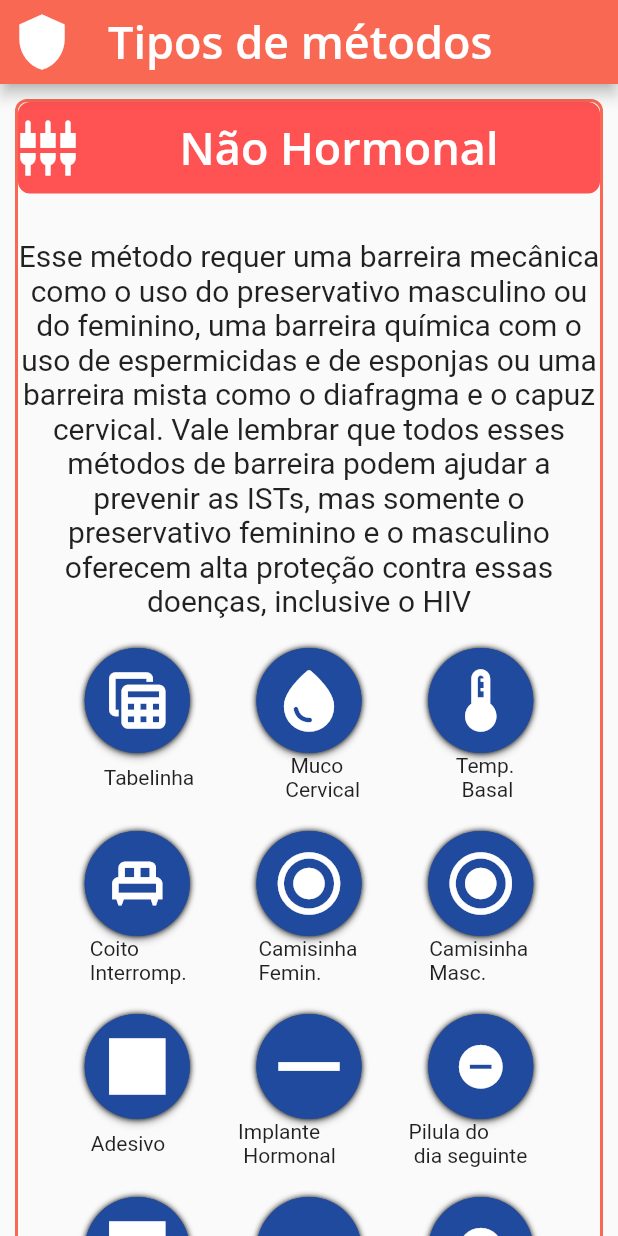
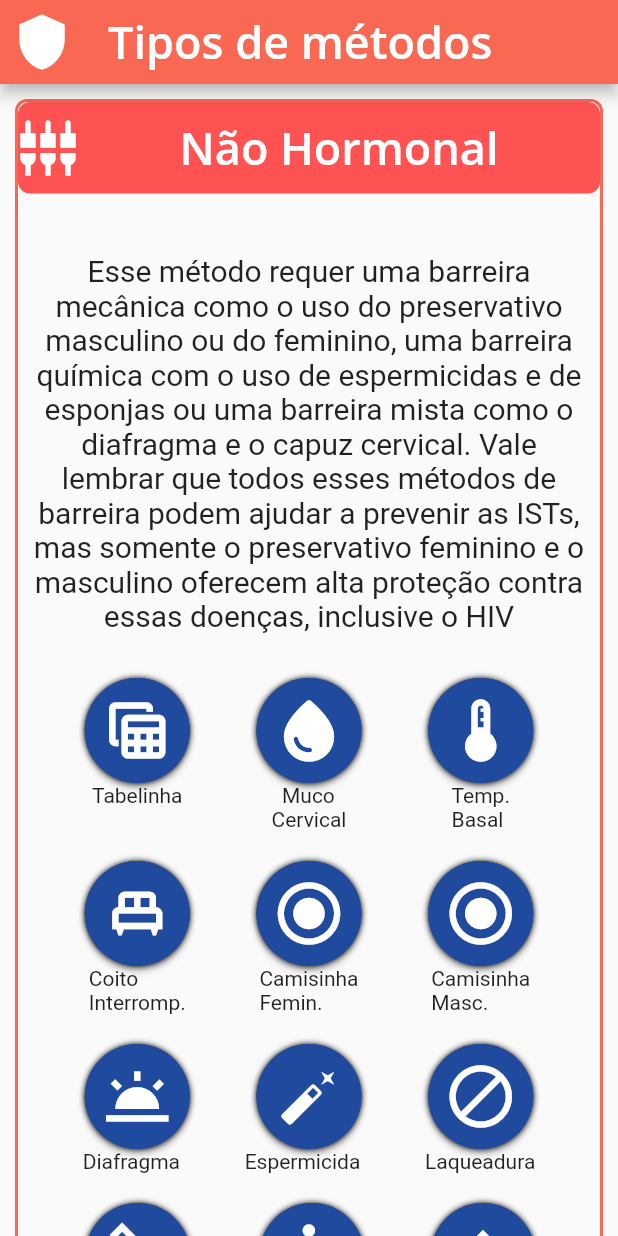
Before and after one commit to ViniciusMataRibeiro/Planejamento_Familiar, a Flutter app: the NHormonalPage screen opened by its route, on a phone screen of 412 x 824 dp. Run offline on Flutter 3.47's test engine with Material 2 defaults, Android fonts, the phone set to English and light mode, and no system bars; our stand-ins replace awesome_snackbar_content, fluttertoast, get, mask_text_input_formatter, sqflite, table_calendar; accounts and stored records are empty; Roboto replaces fonts that are missing (Open Sans).

Commit message:
arrumando links
quase concluido

```diff
--- a/desenvolvimento_mobile/lib/modules/cadastro/login_cadastro_controller.dart
+++ b/desenvolvimento_mobile/lib/modules/cadastro/login_cadastro_controller.dart
@@ -1,7 +1,7 @@
 import 'package:flutter/cupertino.dart';
 import 'package:get/get.dart';
 
-import '../../providers/database.dart';
+import '../../providers/database_user.dart';
 
 class LoginCadastroController extends GetxController{
   var showPassword = true.obs;
--- a/desenvolvimento_mobile/lib/modules/login/login_controller.dart
+++ b/desenvolvimento_mobile/lib/modules/login/login_controller.dart
@@ -1,4 +1,4 @@
-import 'package:desenvolvimento_mobile/providers/database.dart';
+import 'package:desenvolvimento_mobile/providers/database_user.dart';
 import 'package:flutter/material.dart';
 import 'package:fluttertoast/fluttertoast.dart';
 import 'package:get/get.dart';
--- a/desenvolvimento_mobile/lib/modules/n_hormonal/n_hormonal_page.dart
+++ b/desenvolvimento_mobile/lib/modules/n_hormonal/n_hormonal_page.dart
@@ -9,95 +9,119 @@ class NHormonalPage extends StatefulWidget {
 }
 
 class _NHormonalPage extends State<NHormonalPage> {
+  final Uri _urlTabelinha = Uri.parse(
+      'https://www.gineco.com.br/saude-feminina/metodos-contraceptivos/outros-metodos');
+  final Uri _urlMuco = Uri.parse('https://www.tuasaude.com/muco-cervical/');
+  final Uri _urlBasal = Uri.parse(
+      'https://www.fetalmed.net/temperatura-basal-o-que-e-e-como-controlar/');
+  final Uri _urlCoito = Uri.parse(
+      'https://www.gineco.com.br/saude-feminina/metodos-contraceptivos/coito-interrompido');
+  final Uri _urlCamisinhaF = Uri.parse(
+      'https://mundoeducacao.uol.com.br/sexualidade/camisinha-feminina.htm');
+  final Uri _urlCamisinhaM = Uri.parse(
+      'https://mundoeducacao.uol.com.br/sexualidade/camisinha-masculina.htm');
+  final Uri _urlImplante =
+      Uri.parse('https://drdanielstellin.com.br/implantes-hormonais/');
+  final Uri _urlDiafragma = Uri.parse(
+      'https://www.gineco.com.br/saude-feminina/metodos-contraceptivos/diafragma');
+  final Uri _urlEspermicida = Uri.parse(
+      'https://www.gineco.com.br/saude-feminina/metodos-contraceptivos/espermaticida');
+  final Uri _urlLaqueadura =
+      Uri.parse('https://www.gineco.com.br/saude-feminina/metodos-contraceptivos/ligadura-de-trompas');
+  final Uri _urlVasectomia =
+      Uri.parse('https://urologia-sp.com.br/vasectomia/');
+  final Uri _urlAmenorreia =
+      Uri.parse('https://bebemamae.com/fertilidade/saude-fertilidade/metodo-da-lactacao-e-amenorreia-lam-o-que-e-preciso-saber');
 
-  final Uri _urlTabelinha = Uri.parse('https://www.gineco.com.br/saude-feminina/metodos-contraceptivos/outros-metodos');
-  final Uri _urlMuco = Uri.parse('https://www.tuasaude.com/muco-cervical/');
-  final Uri _urlBasal = Uri.parse('https://www.fetalmed.net/temperatura-basal-o-que-e-e-como-controlar/');
-  final Uri _urlCoito = Uri.parse('https://www.gineco.com.br/saude-feminina/metodos-contraceptivos/coito-interrompido');
-  final Uri _urlCamisinhaF = Uri.parse('https://mundoeducacao.uol.com.br/sexualidade/camisinha-feminina.htm');
-  final Uri _urlCamisinhaM = Uri.parse('https://mundoeducacao.uol.com.br/sexualidade/camisinha-masculina.htm');
-  final Uri _urlAdesivo = Uri.parse('https://www.gineco.com.br/saude-feminina/metodos-contraceptivos/adesivo');
-  final Uri _urlImplante = Uri.parse('https://drdanielstellin.com.br/implantes-hormonais/');
-  final Uri _urlPilula = Uri.parse('https://www.gineco.com.br/saude-feminina/materias-2/pilula-do-dia-seguinte');
+
+
+
 
   Future<void> _tabelinha() async {
-    if(!await launchUrl(_urlTabelinha)){
+    if (!await launchUrl(_urlTabelinha)) {
       throw Exception('Could not launch $_urlTabelinha');
-    }
-    else{
+    } else {
       await launchUrl(_urlTabelinha);
     }
   }
 
   Future<void> _muco() async {
-    if(!await launchUrl(_urlMuco)){
+    if (!await launchUrl(_urlMuco)) {
       throw Exception('Could not launch $_urlMuco');
-    }
-    else{
+    } else {
       await launchUrl(_urlMuco);
     }
   }
 
   Future<void> _basal() async {
-    if(!await launchUrl(_urlBasal)){
+    if (!await launchUrl(_urlBasal)) {
       throw Exception('Could not launch $_urlBasal');
-    }
-    else{
+    } else {
       await launchUrl(_urlBasal);
     }
   }
 
   Future<void> _coito() async {
-    if(!await launchUrl(_urlCoito)){
+    if (!await launchUrl(_urlCoito)) {
       throw Exception('Could not launch $_urlCoito');
-    }
-    else{
+    } else {
       await launchUrl(_urlCoito);
     }
   }
 
   Future<void> _camisinhaF() async {
-    if(!await launchUrl(_urlCamisinhaF)){
+    if (!await launchUrl(_urlCamisinhaF)) {
       throw Exception('Could not launch $_urlCamisinhaF');
-    }
-    else{
+    } else {
       await launchUrl(_urlCamisinhaF);
     }
   }
 
   Future<void> _camisinhaM() async {
-    if(!await launchUrl(_urlCamisinhaM)){
+    if (!await launchUrl(_urlCamisinhaM)) {
       throw Exception('Could not launch $_urlCamisinhaM');
-    }
-    else{
+    } else {
       await launchUrl(_urlCamisinhaM);
     }
   }
 
-    Future<void> _adesivo() async {
-    if(!await launchUrl(_urlAdesivo)){
-      throw Exception('Could not launch $_urlAdesivo');
-    }
-    else{
-      await launchUrl(_urlAdesivo);
+    Future<void> _diafragma() async {
+    if (!await launchUrl(_urlDiafragma)) {
+      throw Exception('Could not launch $_urlDiafragma');
+    } else {
+      await launchUrl(_urlDiafragma);
     }
   }
 
-    Future<void> _implante() async {
-    if(!await launchUrl(_urlImplante)){
-      throw Exception('Could not launch $_urlImplante');
-    }
-    else{
-      await launchUrl(_urlImplante);
+  Future<void> _espermicida() async {
+    if (!await launchUrl(_urlEspermicida)) {
+      throw Exception('Could not launch $_urlEspermicida');
+    } else {
+      await launchUrl(_urlEspermicida);
     }
   }
 
-    Future<void> _pilula() async {
-    if(!await launchUrl(_urlPilula)){
-      throw Exception('Could not launch $_urlPilula');
+  Future<void> _laqueadura() async {
+    if (!await launchUrl(_urlLaqueadura)) {
+      throw Exception('Could not launch $_urlLaqueadura');
+    } else {
+      await launchUrl(_urlLaqueadura);
     }
-    else{
-      await launchUrl(_urlPilula);
+  }
+
+  Future<void> _vasectomia() async {
+    if (!await launchUrl(_urlVasectomia)) {
+      throw Exception('Could not launch $_urlVasectomia');
+    } else {
+      await launchUrl(_urlVasectomia);
+    }
+  }
+
+  Future<void> _amenorreia() async {
+    if (!await launchUrl(_urlAmenorreia)) {
+      throw Exception('Could not launch $_urlAmenorreia');
+    } else {
+      await launchUrl(_urlAmenorreia);
     }
   }
 
@@ -112,7 +136,7 @@ class _NHormonalPage extends State<NHormonalPage> {
           size: 40,
         ),
         backgroundColor: const Color.fromARGB(255, 249, 104, 83),
-        title:const Row(
+        title: const Row(
           children: [
             Center(
               child: Text(
@@ -179,18 +203,22 @@ class _NHormonalPage extends State<NHormonalPage> {
                 const SizedBox(
                   height: 30,
                 ),
-                const Text(
+                Container(
+                  padding: const EdgeInsets.all(10),
+                  child: const Text(
                     'Esse método requer uma barreira mecânica como o uso do preservativo masculino ou do feminino, uma barreira química com o uso de espermicidas e de esponjas ou uma barreira mista como o diafragma e o capuz cervical. Vale lembrar que todos esses métodos de barreira podem ajudar a prevenir as ISTs, mas somente o preservativo feminino e o masculino oferecem alta proteção contra essas doenças, inclusive o HIV',
                     textAlign: TextAlign.center,
                     style: TextStyle(
                       fontSize: 20,
                     ),
                   ),
+                ),
                 const SizedBox(height: 20),
+                Container(
+                  child: Row(
+                    mainAxisAlignment: MainAxisAlignment.spaceEvenly,
+                    children: [
                       Column(
-                  children: [
-                      Row(
-                        mainAxisAlignment: MainAxisAlignment.spaceEvenly,
                         children: [
                           ElevatedButton(
                             onPressed: _tabelinha,
@@ -221,6 +249,11 @@ class _NHormonalPage extends State<NHormonalPage> {
                                     color: Color.fromARGB(255, 154, 177, 255),
                                     width: 2)),
                           ),
+                          const Text('Tabelinha\n'),
+                        ],
+                      ),
+                      Column(
+                        children: [
                           ElevatedButton(
                             onPressed: _muco,
                             // ignore: sort_child_properties_last
@@ -250,6 +283,11 @@ class _NHormonalPage extends State<NHormonalPage> {
                                     color: Color.fromARGB(255, 154, 177, 255),
                                     width: 2)),
                           ),
+                          const Text('\t\tMuco\nCervical'),
+                        ],
+                      ),
+                      Column(
+                        children: [
                           ElevatedButton(
                             onPressed: _basal,
                             // ignore: sort_child_properties_last
@@ -279,26 +317,18 @@ class _NHormonalPage extends State<NHormonalPage> {
                                     color: Color.fromARGB(255, 154, 177, 255),
                                     width: 2)),
                           ),
+                          const Text('Temp.\nBasal')
+                        ],
+                      )
                     ],
                   ),
-                      const Row(
+                ),
+                const SizedBox(height: 20),
+                Container(
+                  child: Row(
                     mainAxisAlignment: MainAxisAlignment.spaceEvenly,
                     children: [
-                         // SizedBox(width: 35),
-                          Text('Tabelinha'),
-                          //SizedBox(width: 56),
-                          Text('\t\tMuco\n Cervical'),
-                          //SizedBox(width: 40),
-                          Text('\t\tTemp.\n   Basal')
-                        ],
-                      ),
-                  ],
-                ),
-                const SizedBox(height: 20),
                       Column(
-                  children: [
-                      Row(
-                        mainAxisAlignment: MainAxisAlignment.spaceEvenly,
                         children: [
                           ElevatedButton(
                             onPressed: _coito,
@@ -329,6 +359,11 @@ class _NHormonalPage extends State<NHormonalPage> {
                                     color: Color.fromARGB(255, 154, 177, 255),
                                     width: 2)),
                           ),
+                          const Text('Coito\nInterromp.'),
+                        ],
+                      ),
+                      Column(
+                        children: [
                           ElevatedButton(
                             onPressed: _camisinhaF,
                             // ignore: sort_child_properties_last
@@ -358,6 +393,11 @@ class _NHormonalPage extends State<NHormonalPage> {
                                     color: Color.fromARGB(255, 154, 177, 255),
                                     width: 2)),
                           ),
+                          const Text('Camisinha\nFemin.'),
+                        ],
+                      ),
+                      Column(
+                        children: [
                           ElevatedButton(
                             onPressed: _camisinhaM,
                             // ignore: sort_child_properties_last
@@ -387,20 +427,11 @@ class _NHormonalPage extends State<NHormonalPage> {
                                     color: Color.fromARGB(255, 154, 177, 255),
                                     width: 4)),
                           ),
-                        ],
-                      ),
-                      const Row(
-                        mainAxisAlignment: MainAxisAlignment.spaceEvenly,
-                        children: [
-                         // SizedBox(width: 35),
-                          Text('Coito\nInterromp.'),
-                          //SizedBox(width: 56),
-                          Text('Camisinha\nFemin.'),
-                          //SizedBox(width: 40),
-                          Text('Camisinha\nMasc.')
+                          const Text('Camisinha\nMasc.')
                         ],
                       ),
                     ],
+                  ),
                 ),
                 const SizedBox(height: 20),
                 Column(
@@ -409,7 +440,7 @@ class _NHormonalPage extends State<NHormonalPage> {
                       mainAxisAlignment: MainAxisAlignment.spaceEvenly,
                       children: [
                         ElevatedButton(
-                            onPressed: _adesivo,
+                          onPressed: _diafragma,
                           // ignore: sort_child_properties_last
                           child: Container(
                             width: 70.0,
@@ -419,12 +450,11 @@ class _NHormonalPage extends State<NHormonalPage> {
                                 color: const Color.fromARGB(255, 32, 74, 158),
                                 shape: BoxShape.circle,
                                 boxShadow: const [
-                                    BoxShadow(
-                                        color: Colors.black, blurRadius: 3)
+                                  BoxShadow(color: Colors.black, blurRadius: 3)
                                 ]),
                             child: const Center(
                               child: Icon(
-                                  Icons.square,
+                                Icons.wb_twilight_outlined,
                                 color: Colors.white,
                                 size: 50,
                               ),
@@ -438,7 +468,7 @@ class _NHormonalPage extends State<NHormonalPage> {
                                   width: 2)),
                         ),
                         ElevatedButton(
-                              onPressed: _implante,
+                          onPressed: _espermicida,
                           // ignore: sort_child_properties_last
                           child: Container(
                             width: 70.0,
@@ -448,14 +478,13 @@ class _NHormonalPage extends State<NHormonalPage> {
                                 color: const Color.fromARGB(255, 32, 74, 158),
                                 shape: BoxShape.circle,
                                 boxShadow: const [
-                                      BoxShadow(
-                                          color: Colors.black, blurRadius: 3)
+                                  BoxShadow(color: Colors.black, blurRadius: 3)
                                 ]),
                             child: const Center(
                               child: Icon(
-                                    Icons.remove,
+                                Icons.auto_fix_normal,
                                 color: Colors.white,
-                                    size: 70,
+                                size: 40,
                               ),
                             ),
                           ),
@@ -467,7 +496,7 @@ class _NHormonalPage extends State<NHormonalPage> {
                                   width: 2)),
                         ),
                         ElevatedButton(
-                            onPressed: _pilula,
+                          onPressed: _laqueadura,
                           // ignore: sort_child_properties_last
                           child: Container(
                             width: 70.0,
@@ -477,14 +506,13 @@ class _NHormonalPage extends State<NHormonalPage> {
                                 color: const Color.fromARGB(255, 32, 74, 158),
                                 shape: BoxShape.circle,
                                 boxShadow: const [
-                                    BoxShadow(
-                                        color: Colors.black, blurRadius: 3)
+                                  BoxShadow(color: Colors.black, blurRadius: 3)
                                 ]),
                             child: const Center(
                               child: Icon(
-                                  Icons.remove_circle,
+                                Icons.block,
                                 color: Colors.white,
-                                  size: 35,
+                                size: 50,
                               ),
                             ),
                           ),
@@ -501,23 +529,59 @@ class _NHormonalPage extends State<NHormonalPage> {
                       mainAxisAlignment: MainAxisAlignment.spaceEvenly,
                       children: [
                         // SizedBox(width: 35),
-                          Text('Adesivo'),
+                        Text('Diafragma'),
                         //SizedBox(width: 56),
-                          Text('Implante\n Hormonal'),
+                        Text('Espermicida'),
                         //SizedBox(width: 40),
-                          Text('Pilula do\n dia seguinte')
+                        Text('Laqueadura')
                       ],
                     ),
                     const SizedBox(height: 20),
                   ],
                 ),
+                Container(
+                  child: Row(
+                    mainAxisAlignment: MainAxisAlignment.spaceEvenly,
+                    children: [
                       Column(
                         children: [
-                      Row(
-                        mainAxisAlignment: MainAxisAlignment.spaceEvenly,
+                          ElevatedButton(
+                            onPressed: _vasectomia,
+                            // ignore: sort_child_properties_last
+
+                            child: Container(
+                              width: 70.0,
+                              height: 70.0,
+                              // ignore: prefer_const_constructors
+                              decoration: BoxDecoration(
+                                  color: const Color.fromARGB(255, 32, 74, 158),
+                                  shape: BoxShape.circle,
+                                  boxShadow: const [
+                                    BoxShadow(
+                                        color: Colors.black, blurRadius: 3)
+                                  ]),
+                              child: const Center(
+                                child: Icon(
+                                  Icons.carpenter_outlined,
+                                  color: Colors.white,
+                                  size: 50,
+                                ),
+                              ),
+                            ),
+                            style: ElevatedButton.styleFrom(
+                                padding: EdgeInsets.zero,
+                                shape: const CircleBorder(),
+                                side: const BorderSide(
+                                    color: Color.fromARGB(255, 154, 177, 255),
+                                    width: 2)),
+                          ),
+                          const Text('Vasectomia\n'),
+                        ],
+                      ),
+                      Column(
                         children: [
                           ElevatedButton(
-                            onPressed: _adesivo,
+                            onPressed: _amenorreia,
                             // ignore: sort_child_properties_last
                             child: Container(
                               width: 70.0,
@@ -532,7 +596,7 @@ class _NHormonalPage extends State<NHormonalPage> {
                                   ]),
                               child: const Center(
                                 child: Icon(
-                                  Icons.square,
+                                  Icons.pregnant_woman_outlined,
                                   color: Colors.white,
                                   size: 50,
                                 ),
@@ -545,8 +609,13 @@ class _NHormonalPage extends State<NHormonalPage> {
                                     color: Color.fromARGB(255, 154, 177, 255),
                                     width: 2)),
                           ),
+                          const Text('Amenorreia\nLactacional'),
+                        ],
+                      ),
+                      Column(
+                        children: [
                           ElevatedButton(
-                              onPressed: _implante,
+                            onPressed: _vasectomia,
                             // ignore: sort_child_properties_last
                             child: Container(
                               width: 70.0,
@@ -561,9 +630,9 @@ class _NHormonalPage extends State<NHormonalPage> {
                                   ]),
                               child: const Center(
                                 child: Icon(
-                                    Icons.remove,
+                                  Icons.ramp_right_outlined,
                                   color: Colors.white,
-                                    size: 70,
+                                  size: 45,
                                 ),
                               ),
                             ),
@@ -574,51 +643,13 @@ class _NHormonalPage extends State<NHormonalPage> {
                                     color: Color.fromARGB(255, 154, 177, 255),
                                     width: 2)),
                           ),
-                          ElevatedButton(
-                            onPressed: _pilula,
-                            // ignore: sort_child_properties_last
-                            child: Container(
-                              width: 70.0,
-                              height: 70.0,
-                              // ignore: prefer_const_constructors
-                              decoration: BoxDecoration(
-                                  color: const Color.fromARGB(255, 32, 74, 158),
-                                  shape: BoxShape.circle,
-                                  boxShadow: const [
-                                    BoxShadow(
-                                        color: Colors.black, blurRadius: 3)
-                                  ]),
-                              child: const Center(
-                                child: Icon(
-                                  Icons.remove_circle,
-                                  color: Colors.white,
-                                  size: 35,
-                                ),
-                              ),
-                            ),
-                            style: ElevatedButton.styleFrom(
-                                padding: EdgeInsets.zero,
-                                shape: const CircleBorder(),
-                                side: const BorderSide(
-                                    color: Color.fromARGB(255, 154, 177, 255),
-                                    width: 2)),
+                          const Text('DIU\nCobre'),
+                        ],
                       ),
                     ],
                   ),
-                      const Row(
-                        mainAxisAlignment: MainAxisAlignment.spaceEvenly,
-                        children: [
-                         // SizedBox(width: 35),
-                          Text('Adesivo'),
-                          //SizedBox(width: 56),
-                          Text('Implante\n Hormonal'),
-                          //SizedBox(width: 40),
-                          Text('Pilula do\n dia seguinte')
-                        ],
                 ),
-                      const SizedBox(height: 20),
-                  ],
-                ),
+                const SizedBox(height: 30)
               ],
             ),
           )
--- a/desenvolvimento_mobile/lib/providers/login_request.dart
+++ b/desenvolvimento_mobile/lib/providers/login_request.dart
@@ -1,5 +1,5 @@
 import 'dart:async';
-import 'database.dart';
+import 'database_user.dart';
 
 class LoginRequest {
   DatabaseProvider con = DatabaseProvider();
--- a/desenvolvimento_mobile/lib/providers/login_response.dart
+++ b/desenvolvimento_mobile/lib/providers/login_response.dart
@@ -1,4 +1,4 @@
-import 'database.dart';
+import 'database_user.dart';
 import 'login_request.dart';
 
 abstract class LoginCallBack {
```
Lines whose indentation alone changed are shown as unchanged.
